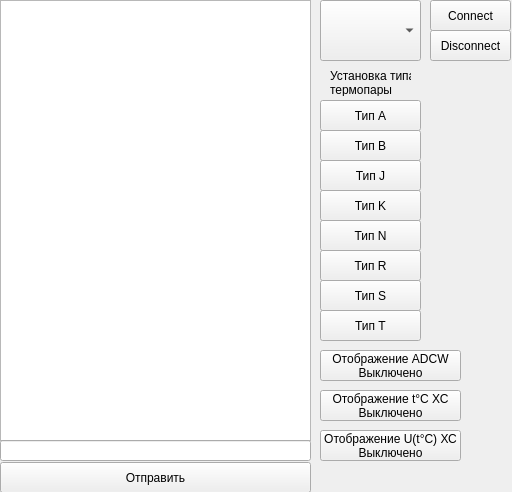
sm-prod/tp_android, file mainwindow.ui: the form before one commit.
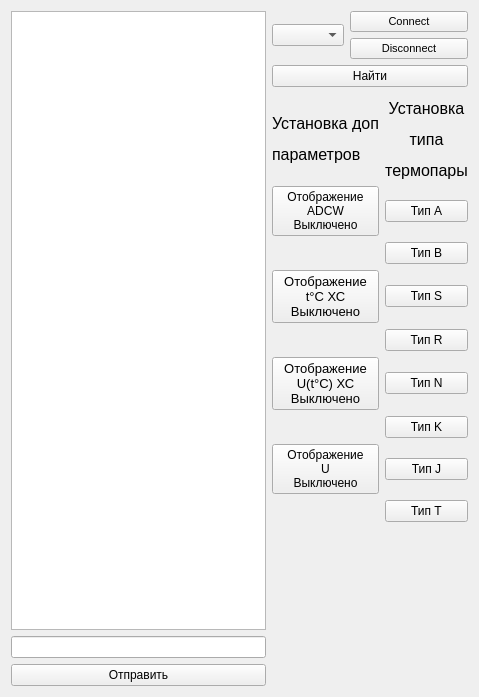
The form after the commit.

Commit message: Готовый интерфейс. Наладка логики.

```diff
--- a/mainwindow.ui
+++ b/mainwindow.ui
@@ -6,272 +6,219 @@
    <rect>
     <x>0</x>
     <y>0</y>
-    <width>512</width>
-    <height>492</height>
+    <width>479</width>
+    <height>609</height>
    </rect>
   </property>
   <property name="windowTitle">
    <string>MainWindow</string>
   </property>
   <widget class="QWidget" name="centralWidget">
-   <widget class="QTextBrowser" name="textBrowser">
-    <property name="geometry">
-     <rect>
-      <x>0</x>
-      <y>0</y>
-      <width>311</width>
-      <height>441</height>
-     </rect>
-    </property>
-   </widget>
-   <widget class="QComboBox" name="comboBox">
-    <property name="geometry">
-     <rect>
-      <x>320</x>
-      <y>0</y>
-      <width>101</width>
-      <height>61</height>
-     </rect>
-    </property>
-   </widget>
+   <layout class="QGridLayout" name="gridLayout_2">
+    <item row="0" column="1" rowspan="2">
+     <widget class="QComboBox" name="comboBox"/>
+    </item>
+    <item row="0" column="2" colspan="2">
+     <widget class="QPushButton" name="connect">
+      <property name="font">
+       <font>
+        <pointsize>8</pointsize>
+       </font>
+      </property>
+      <property name="text">
+       <string>Connect</string>
+      </property>
+     </widget>
+    </item>
+    <item row="1" column="2" colspan="2">
+     <widget class="QPushButton" name="disconnect">
+      <property name="font">
+       <font>
+        <pointsize>8</pointsize>
+       </font>
+      </property>
+      <property name="text">
+       <string>Disconnect</string>
+      </property>
+     </widget>
+    </item>
+    <item row="0" column="0" rowspan="29">
+     <widget class="QTextBrowser" name="textBrowser"/>
+    </item>
+    <item row="31" column="0" rowspan="2">
    <widget class="QPushButton" name="pushButton_15">
-    <property name="geometry">
-     <rect>
-      <x>0</x>
-      <y>462</y>
-      <width>311</width>
-      <height>31</height>
-     </rect>
-    </property>
     <property name="text">
      <string>Отправить</string>
     </property>
    </widget>
-   <widget class="QLabel" name="label">
-    <property name="geometry">
-     <rect>
-      <x>330</x>
-      <y>70</y>
-      <width>81</width>
-      <height>26</height>
-     </rect>
+    </item>
+    <item row="2" column="1" colspan="3">
+     <widget class="QPushButton" name="find">
+      <property name="text">
+       <string>Найти</string>
+      </property>
+     </widget>
+    </item>
+    <item row="29" column="0" rowspan="2">
+     <widget class="QLineEdit" name="lineEdit"/>
+    </item>
+    <item row="4" column="1" rowspan="7" colspan="3">
+     <layout class="QGridLayout" name="gridLayout_3">
+      <item row="1" column="0">
+       <widget class="QPushButton" name="pushButton_11">
+        <property name="font">
+         <font>
+          <pointsize>9</pointsize>
+          <kerning>true</kerning>
+         </font>
     </property>
     <property name="toolTip">
      <string>&lt;html&gt;&lt;head/&gt;&lt;body&gt;&lt;p&gt;&lt;br/&gt;&lt;/p&gt;&lt;/body&gt;&lt;/html&gt;</string>
     </property>
     <property name="text">
-     <string>Установка типа
-термопары</string>
-    </property>
-   </widget>
+         <string>Отображение
+ADCW
+Выключено</string>
+        </property>
+        <property name="iconSize">
+         <size>
+          <width>16</width>
+          <height>16</height>
+         </size>
+        </property>
+       </widget>
+      </item>
+      <item row="2" column="1">
+       <widget class="QPushButton" name="pushButton_4">
+        <property name="text">
+         <string>Тип B</string>
+        </property>
+       </widget>
+      </item>
+      <item row="6" column="1">
+       <widget class="QPushButton" name="pushButton_5">
+        <property name="text">
+         <string>Тип K</string>
+        </property>
+       </widget>
+      </item>
+      <item row="1" column="1">
    <widget class="QPushButton" name="pushButton_2">
-    <property name="geometry">
-     <rect>
-      <x>320</x>
-      <y>100</y>
-      <width>101</width>
-      <height>31</height>
-     </rect>
-    </property>
     <property name="text">
      <string>Тип A</string>
     </property>
    </widget>
+      </item>
+      <item row="7" column="1">
    <widget class="QPushButton" name="pushButton_3">
-    <property name="geometry">
-     <rect>
-      <x>320</x>
-      <y>160</y>
-      <width>101</width>
-      <height>31</height>
-     </rect>
-    </property>
     <property name="text">
      <string>Тип J</string>
     </property>
    </widget>
+      </item>
+      <item row="3" column="1">
+       <widget class="QPushButton" name="pushButton_16">
+        <property name="text">
+         <string>Тип S</string>
+        </property>
+       </widget>
+      </item>
+      <item row="8" column="1">
    <widget class="QPushButton" name="pushButton_8">
-    <property name="geometry">
-     <rect>
-      <x>320</x>
-      <y>310</y>
-      <width>101</width>
-      <height>31</height>
-     </rect>
-    </property>
     <property name="text">
      <string>Тип T</string>
     </property>
    </widget>
-   <widget class="QPushButton" name="pushButton_14">
-    <property name="geometry">
-     <rect>
-      <x>500</x>
-      <y>540</y>
-      <width>141</width>
-      <height>31</height>
-     </rect>
-    </property>
-    <property name="toolTip">
-     <string>&lt;html&gt;&lt;head/&gt;&lt;body&gt;&lt;p&gt;Конвертированное значение ADCW в напряжение&lt;/p&gt;&lt;/body&gt;&lt;/html&gt;</string>
-    </property>
-    <property name="text">
-     <string>Отображение U
-Выключено</string>
-    </property>
-   </widget>
+      </item>
+      <item row="5" column="1">
    <widget class="QPushButton" name="pushButton_6">
-    <property name="geometry">
-     <rect>
-      <x>320</x>
-      <y>220</y>
-      <width>101</width>
-      <height>31</height>
-     </rect>
-    </property>
     <property name="text">
      <string>Тип N</string>
     </property>
    </widget>
-   <widget class="QPushButton" name="pushButton_12">
-    <property name="geometry">
-     <rect>
-      <x>320</x>
-      <y>390</y>
-      <width>141</width>
-      <height>31</height>
-     </rect>
-    </property>
-    <property name="toolTip">
-     <string>&lt;html&gt;&lt;head/&gt;&lt;body&gt;&lt;p&gt;Температура холодного спая&lt;/p&gt;&lt;/body&gt;&lt;/html&gt;</string>
-    </property>
-    <property name="text">
-     <string>Отображение t°C ХС
-Выключено</string>
-    </property>
-   </widget>
-   <widget class="QPushButton" name="pushButton_10">
-    <property name="geometry">
-     <rect>
-      <x>430</x>
-      <y>30</y>
-      <width>81</width>
-      <height>31</height>
-     </rect>
-    </property>
-    <property name="text">
-     <string>Disconnect</string>
-    </property>
-   </widget>
-   <widget class="QPushButton" name="pushButton_4">
-    <property name="geometry">
-     <rect>
-      <x>320</x>
-      <y>130</y>
-      <width>101</width>
-      <height>31</height>
-     </rect>
-    </property>
-    <property name="text">
-     <string>Тип B</string>
-    </property>
-   </widget>
-   <widget class="QPushButton" name="pushButton_13">
-    <property name="geometry">
-     <rect>
-      <x>320</x>
-      <y>430</y>
-      <width>141</width>
-      <height>31</height>
-     </rect>
-    </property>
-    <property name="toolTip">
-     <string>&lt;html&gt;&lt;head/&gt;&lt;body&gt;&lt;p&gt;Эквивалентное напряжение t°C холодного спая&lt;/p&gt;&lt;/body&gt;&lt;/html&gt;</string>
-    </property>
-    <property name="text">
-     <string>Отображение U(t°C) ХС
-Выключено</string>
-    </property>
-   </widget>
-   <widget class="QPushButton" name="pushButton_11">
-    <property name="geometry">
-     <rect>
-      <x>320</x>
-      <y>350</y>
-      <width>141</width>
-      <height>31</height>
-     </rect>
-    </property>
-    <property name="toolTip">
-     <string>&lt;html&gt;&lt;head/&gt;&lt;body&gt;&lt;p&gt;Квантованные показания АЦП&lt;/p&gt;&lt;/body&gt;&lt;/html&gt;</string>
-    </property>
-    <property name="text">
-     <string>Отображение ADCW
-Выключено</string>
-    </property>
-   </widget>
-   <widget class="QPushButton" name="pushButton_9">
-    <property name="geometry">
-     <rect>
-      <x>430</x>
-      <y>0</y>
-      <width>81</width>
-      <height>31</height>
-     </rect>
-    </property>
-    <property name="text">
-     <string>Connect</string>
-    </property>
-   </widget>
+      </item>
+      <item row="4" column="1">
    <widget class="QPushButton" name="pushButton_7">
-    <property name="geometry">
-     <rect>
-      <x>320</x>
-      <y>250</y>
-      <width>101</width>
-      <height>31</height>
-     </rect>
-    </property>
     <property name="text">
      <string>Тип R</string>
     </property>
    </widget>
-   <widget class="QPushButton" name="pushButton_5">
-    <property name="geometry">
-     <rect>
-      <x>320</x>
-      <y>190</y>
-      <width>101</width>
-      <height>31</height>
-     </rect>
-    </property>
+      </item>
+      <item row="5" column="0">
+       <widget class="QPushButton" name="pushButton_13">
+        <property name="font">
+         <font>
+          <pointsize>10</pointsize>
+         </font>
+        </property>
+        <property name="toolTip">
+         <string>&lt;html&gt;&lt;head/&gt;&lt;body&gt;&lt;p&gt;Эквивалентное напряжение t°C холодного спая&lt;/p&gt;&lt;/body&gt;&lt;/html&gt;</string>
+        </property>
     <property name="text">
-     <string>Тип K</string>
-    </property>
-   </widget>
-   <widget class="QPushButton" name="pushButton_16">
-    <property name="geometry">
-     <rect>
-      <x>320</x>
-      <y>280</y>
-      <width>101</width>
-      <height>31</height>
-     </rect>
-    </property>
+         <string>Отображение
+U(t°C) ХС
+Выключено</string>
+        </property>
+       </widget>
+      </item>
+      <item row="3" column="0">
+       <widget class="QPushButton" name="pushButton_12">
+        <property name="font">
+         <font>
+          <pointsize>10</pointsize>
+         </font>
+        </property>
+        <property name="toolTip">
+         <string>&lt;html&gt;&lt;head/&gt;&lt;body&gt;&lt;p&gt;Температура холодного спая&lt;/p&gt;&lt;/body&gt;&lt;/html&gt;</string>
+        </property>
     <property name="text">
-     <string>Тип S</string>
-    </property>
-   </widget>
-   <widget class="QLineEdit" name="lineEdit">
-    <property name="geometry">
-     <rect>
-      <x>0</x>
-      <y>440</y>
-      <width>311</width>
-      <height>21</height>
-     </rect>
-    </property>
-   </widget>
+         <string>Отображение
+t°C ХС
+Выключено</string>
+        </property>
+       </widget>
+      </item>
+      <item row="7" column="0">
+       <widget class="QPushButton" name="pushButton_14">
+        <property name="font">
+         <font>
+          <pointsize>9</pointsize>
+          <kerning>true</kerning>
+         </font>
+        </property>
+        <property name="toolTip">
+         <string>&lt;html&gt;&lt;head/&gt;&lt;body&gt;&lt;p&gt;Конвертированное значение ADCW в напряжение&lt;/p&gt;&lt;/body&gt;&lt;/html&gt;</string>
+        </property>
+        <property name="text">
+         <string>Отображение
+U
+Выключено</string>
+        </property>
+       </widget>
+      </item>
+      <item row="0" column="1">
+       <widget class="QLabel" name="label">
+        <property name="toolTip">
+         <string>&lt;html&gt;&lt;head/&gt;&lt;body&gt;&lt;p&gt;&lt;br/&gt;&lt;/p&gt;&lt;/body&gt;&lt;/html&gt;</string>
+        </property>
+        <property name="text">
+         <string>&lt;html&gt;&lt;head/&gt;&lt;body&gt;&lt;p align=&quot;center&quot;&gt;&lt;span style=&quot; font-size:12pt;&quot;&gt;Установка&lt;/span&gt;&lt;/p&gt;&lt;p align=&quot;center&quot;&gt;&lt;span style=&quot; font-size:12pt;&quot;&gt;типа&lt;/span&gt;&lt;/p&gt;&lt;p align=&quot;center&quot;&gt;&lt;span style=&quot; font-size:12pt;&quot;&gt;термопары&lt;/span&gt;&lt;/p&gt;&lt;/body&gt;&lt;/html&gt;</string>
+        </property>
+       </widget>
+      </item>
+      <item row="0" column="0">
+       <widget class="QLabel" name="label_2">
+        <property name="toolTip">
+         <string>&lt;html&gt;&lt;head/&gt;&lt;body&gt;&lt;p&gt;&lt;br/&gt;&lt;/p&gt;&lt;/body&gt;&lt;/html&gt;</string>
+        </property>
+        <property name="text">
+         <string>&lt;html&gt;&lt;head/&gt;&lt;body&gt;&lt;p&gt;&lt;span style=&quot; font-size:12pt;&quot;&gt;Установка доп&lt;/span&gt;&lt;/p&gt;&lt;p&gt;&lt;span style=&quot; font-size:12pt;&quot;&gt;параметров&lt;/span&gt;&lt;/p&gt;&lt;/body&gt;&lt;/html&gt;</string>
+        </property>
+       </widget>
+      </item>
+     </layout>
+    </item>
+   </layout>
   </widget>
  </widget>
  <layoutdefault spacing="6" margin="11"/>
```
Left out of the diff: 2 changed lines with no effect on the pictures. Lines whose indentation alone changed are shown as unchanged. The commit also changes 4 other files.
